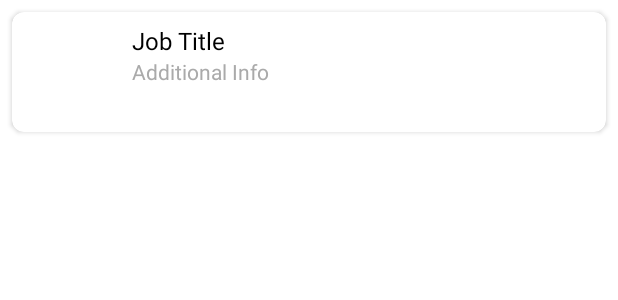
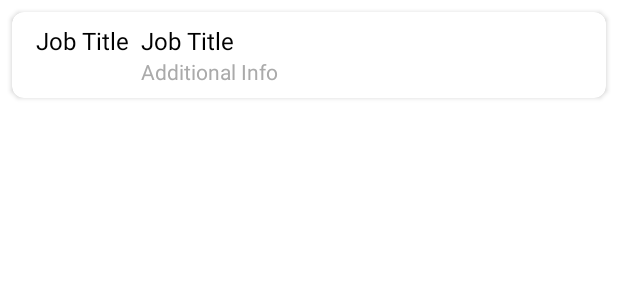
Before and after one commit to MaryemBouziane/JobFinder, an Android app: the layout job_offer_item.xml on its own in the app's theme, with its tools: preview values and no code run, on a phone screen of 412 x 824 dp. Shown: the top 300 px of the screen. Run offline under Robolectric (Android 15) with nearby library versions, the phone set to English and light mode, and no system bars.

Commit message:
finalement données API aadaptées avec le recyclerView

```diff
--- a/app/src/main/java/org/maroc/jobfinder/JobOfferAdapter.java
+++ b/app/src/main/java/org/maroc/jobfinder/JobOfferAdapter.java
@@ -32,8 +32,8 @@ public class JobOfferAdapter extends RecyclerView.Adapter<JobOfferAdapter.JobOff
     public void onBindViewHolder(@NonNull JobOfferViewHolder holder, int position) {
         JobOffer jobOffer = jobOffers.get(position);
         holder.title.setText(jobOffer.getTitle());
-        holder.company.setText(jobOffer.getCompany());
-        holder.location.setText(jobOffer.getLocation());
+        holder.company.setText(jobOffer.getId());
+        holder.location.setText(jobOffer.getDescription());
     }
 
     @Override
@@ -41,7 +41,7 @@ public class JobOfferAdapter extends RecyclerView.Adapter<JobOfferAdapter.JobOff
         return jobOffers.size();
     }
 
-    public void updateData(List<JobOffer> jobOffers) {
+    public void setJobOffers(List<JobOffer> jobOffers) {
         this.jobOffers = jobOffers;
         notifyDataSetChanged();
     }
--- a/app/src/main/java/org/maroc/jobfinder/fragments/SearchFragment.java
+++ b/app/src/main/java/org/maroc/jobfinder/fragments/SearchFragment.java
@@ -69,6 +69,7 @@ public class SearchFragment extends Fragment {
 
 
     }
+
     private void performSearch(String query) {
         if (query.isEmpty()) {
             Toast.makeText(getContext(), "Veuillez entrer un terme de recherche.", Toast.LENGTH_SHORT).show();
@@ -93,8 +94,10 @@ public class SearchFragment extends Fragment {
                                 //System.out.println(jobOffers);
                            //     System.out.println( jobOffers.getJobOffers().get(0));
                                 if(jobOffers!=null) {
-                                    Toast.makeText(getContext(), jobOffers.getJobOffers().get(0).getTitle(), Toast.LENGTH_SHORT).show();
+                                    Toast.makeText(getContext(), jobOffers.getJobOffers().get(0).getId(), Toast.LENGTH_SHORT).show();
                                     Log.d("BUTTON_CLICK", jobOffers.getJobOffers().get(0).getTitle());
+                                    jobOfferAdapter.setJobOffers(jobOffers.getJobOffers());
+                                    jobOfferAdapter.notifyDataSetChanged();
 
                                 }else{
                                     Toast.makeText(getContext(),  "not found", Toast.LENGTH_SHORT).show();
--- a/app/src/main/res/layout/job_offer_item.xml
+++ b/app/src/main/res/layout/job_offer_item.xml
@@ -11,11 +11,15 @@
         android:layout_height="wrap_content"
         android:padding="8dp">
 
-        <ImageView
+
+        <TextView
             android:id="@+id/companyLogo"
-            android:layout_width="64dp"
-            android:layout_height="64dp"
-            android:scaleType="centerCrop"
+            android:layout_width="0dp"
+            android:layout_height="wrap_content"
+            android:layout_marginStart="8dp"
+            android:text="Job Title"
+            android:textColor="@android:color/black"
+            android:textSize="16sp"
             app:layout_constraintStart_toStartOf="parent"
             app:layout_constraintTop_toTopOf="parent" />
 
```
Also changed, not shown: app/src/main/java/org/maroc/jobfinder/api/JobOffersResponse.java (+2 -29 lines), app/src/main/java/org/maroc/jobfinder/models/JobOffer.java (+7 -20 lines).
